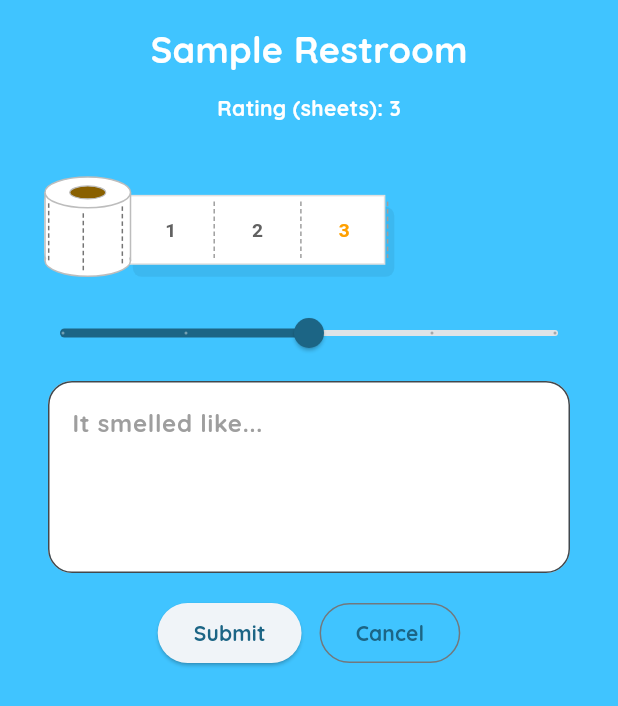
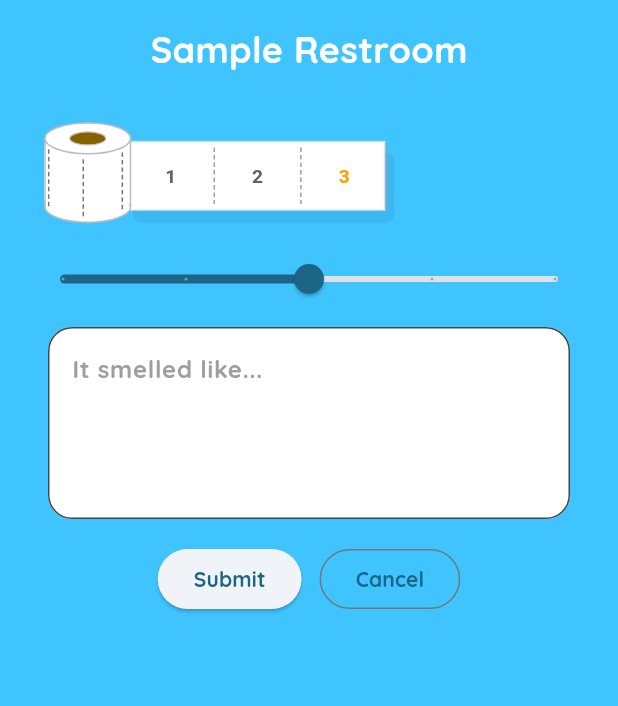
Before and after one commit to pgattic/ratemybowl, a Flutter app: the ReviewScreen screen opened directly, on a phone screen of 412 x 824 dp. Shown: the top 706 px of the screen. Run offline on Flutter 3.47's test engine with Material 3 defaults, Android fonts, the phone set to English and light mode, and no system bars; our stand-ins replace audioplayers, flutter_dotenv, flutter_map, flutter_svg, google_fonts, latlong2 and 2 more; accounts and stored records are empty; network calls fail.

Commit message:
Remove redundant rating indicator

```diff
--- a/lib/screens/review_screen.dart
+++ b/lib/screens/review_screen.dart
@@ -133,14 +133,6 @@ class _ReviewScreenState extends State<ReviewScreen> {
                 ),
               ),
               const SizedBox(height: 12),
-              Center(
-                child: Text(
-                  'Rating (sheets): ${_currentSheetIndex.toString()}',
-                  style: const TextStyle(color: Colors.white),
-                ),
-              ),
-
-              const SizedBox(height: 16),
 
               // Toilet paper widget — horizontally oriented
               AnimatedToiletPaperRoll(
```
